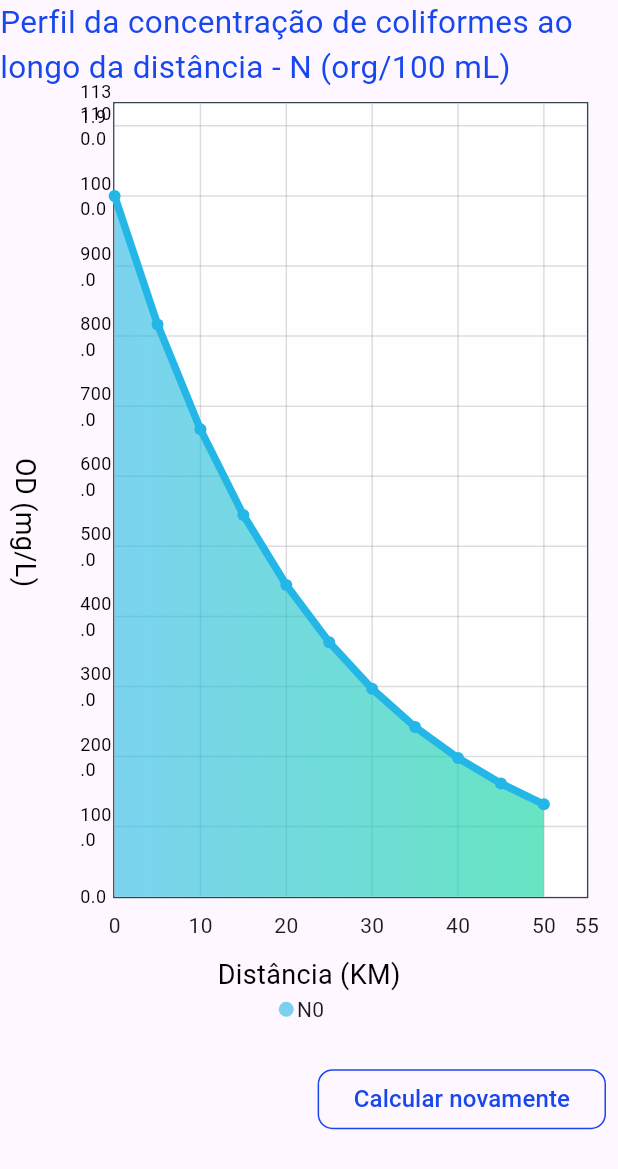
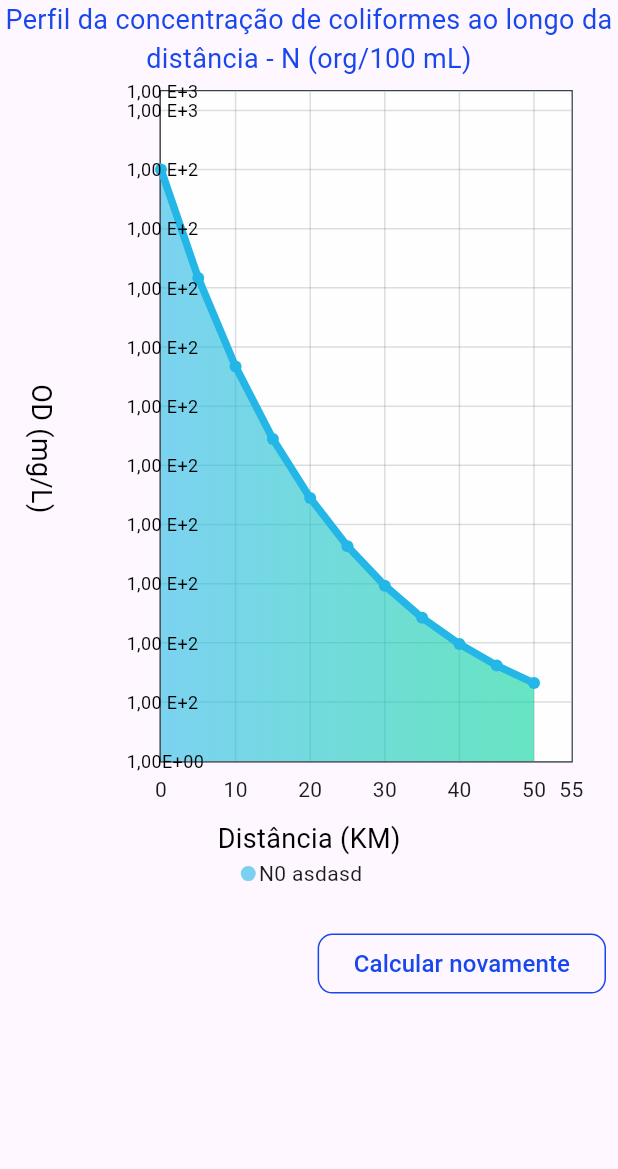
Before and after one commit to jvictorpdl/ColiCalc-mobile, a Flutter app: the DadosAdicionaisPage screen opened by its route, after a tap on "Concluir", after a tap on "Calcular", on a phone screen of 412 x 824 dp. Shown: the top 1169 px of the screen. Run offline on Flutter 3.47's test engine with Material 3 defaults, Android fonts, the phone set to English and light mode, and no system bars; drawn by our look-alikes of fl_chart; our stand-ins replace bloc, flutter_bloc, freezed_annotation, get_it.

Commit message:
mudancas bloc e pagina grafico para resultados

```diff
--- a/lib/core/bloc/global_bloc.dart
+++ b/lib/core/bloc/global_bloc.dart
@@ -39,7 +39,7 @@ class GlobalBloc extends Bloc<GlobalEvent, GlobalState> {
       qAfluente,
       nRepresa,
       nRepresaMax;
-  bool? represa = false;
+  bool represa = false;
   List<double> particoesVet = [];
   List<double> ntempoVet = [];
   List<double> kmvet = [];
@@ -106,21 +106,32 @@ class GlobalBloc extends Bloc<GlobalEvent, GlobalState> {
         }
       }
     } else {
-      // dev.log('ENTROU EM REPRESA!!!');
+      dev.log('ENTROU EM REPRESA!!!');
       qAfluente = qr! + qe!;
+      dev.log('qAfluente: ${qAfluente}');
+
       kbt = kb! * pow(teta!, (temperatura! - 20));
+      dev.log('kbt: ${kbt}');
+
       tDentencao = volume! / (qAfluente! * 86400);
+      dev.log('tDentencao: ${tDentencao}');
 
       nRepresa = nop! * (1 + (kbt! * tDentencao!));
+      dev.log('nRepresa: ${nRepresa}');
 
       if (nRepresa! > nop!) {
         nRepresaMax = nop! * (1 + kbt! * tDentencao!);
+        dev.log('nRepresaMax: ${nRepresaMax}');
+
         nep = (nRepresaMax! * (qr! + qe!) - qr! * nr!) / qe!;
+        dev.log('nep: ${nep}');
+
         eficiencia = (ne! - nep!) / ne!;
       } else {
         eficiencia = -1;
       }
     }
+    dev.log('Eficiencia: ${eficiencia}');
 
     Map<String, dynamic> resultado2 = {
       'eficiencia': convertToPercentage(eficiencia),
@@ -129,6 +140,7 @@ class GlobalBloc extends Bloc<GlobalEvent, GlobalState> {
       'kmvet': kmvet,
       'novet': novet
     };
+    // dev.log('$resultado2');
 
     return resultado2;
   }
@@ -143,27 +155,27 @@ class GlobalBloc extends Bloc<GlobalEvent, GlobalState> {
 
   void setupTest() {
     qr = 0.651;
+    nr = 10;
+    volume = 5000000;
     qe = 0.114;
+    ne = 50000000;
+    nop = 1000;
     temperatura = 23;
+    distancia = 50000;
+    velocidade = 0.35;
+    kb = 1;
+    teta = 1.07;
+    particoes = 10;
     no = 0;
-    nop = 1000;
-    nr = 10;
-    ne = 50000000;
     ntempo = 0;
     nep = 0;
-    kb = 1;
     kbt = 0;
-    teta = 1.07;
     eficiencia = 0;
     tempo = 0;
-    velocidade = 0.35;
-    distancia = 50000;
-    particoes = 10;
     classLimit = 0;
     represa = false;
     tRepresa = 0;
     tDentencao = 0;
-    volume = 5000000;
     qAfluente = 0;
     nRepresa = 0;
     nRepresaMax = 0;
--- a/lib/ui/pages/grafico/grafico.dart
+++ b/lib/ui/pages/grafico/grafico.dart
@@ -1,6 +1,8 @@
 import 'dart:math';
-
+import 'package:auto_depura/core/bloc/global_bloc.dart';
+import 'package:auto_depura/core/services/service_locator.dart';
 import 'package:auto_depura/ui/pages/grafico/line_titles.dart';
+import 'package:auto_depura/ui/pages/widgets/custom_card.dart';
 import 'package:auto_depura/ui/theme/app_theme.dart';
 import 'package:fl_chart/fl_chart.dart';
 import 'package:flutter/material.dart';
@@ -18,6 +20,8 @@ class GraficoPage extends StatefulWidget {
 }
 
 class _GraficoPageState extends State<GraficoPage> {
+  double maxX = 0, maxY = 0;
+  double minX = 0, minY = 0;
   List<FlSpot> generateN0Data() {
     List<FlSpot> data = [];
     List<double> x = widget.results["kmvet"];
@@ -48,20 +52,33 @@ class _GraficoPageState extends State<GraficoPage> {
     return (x[1], minY);
   }
 
+  final GlobalBloc bloc = serviceLocator<GlobalBloc>();
+
   @override
   Widget build(BuildContext context) {
-    var (maxX, maxY) = calculateGraphProportions();
-    var (minX, minY) = calculateDelta();
+    if (!bloc.represa) {
+      var resultProportions = calculateGraphProportions();
+      var resultDelta = calculateDelta();
+      maxX = resultProportions.$1;
+      maxY = resultProportions.$2;
+      minX = resultDelta.$1;
+      minY = resultDelta.$2;
+
+      // (maxX, maxY) = calculateGraphProportions();
+      // (minX, minY) = calculateDelta();
       calculateDelta();
+    }
     return Scaffold(
       body: SafeArea(
         child: Column(
           children: [
-            Column(
+            !bloc.represa
+                ? Column(
                     children: [
                       Text(
                         "Perfil da concentração de coliformes ao longo da distância - N (org/100 mL)",
-                  style: AppTextStyles.h1,
+                        style: AppTextStyles.titleGraph,
+                        textAlign: TextAlign.center,
                       ),
                       Row(
                         mainAxisAlignment: MainAxisAlignment.spaceAround,
@@ -71,8 +88,8 @@ class _GraficoPageState extends State<GraficoPage> {
                             child: Text("OD (mg/L)", style: AppTextStyles.h2),
                           ),
                           Container(
-                      height: MediaQuery.of(context).size.height * .7,
-                      width: MediaQuery.of(context).size.width * .9,
+                            height: MediaQuery.of(context).size.height * .6,
+                            width: MediaQuery.of(context).size.width * .8,
                             padding: const EdgeInsets.symmetric(
                               horizontal: 16,
                               vertical: 8,
@@ -88,12 +105,14 @@ class _GraficoPageState extends State<GraficoPage> {
                                 titlesData: LineTitles.getTitleData(),
                                 gridData: FlGridData(
                                   show: true,
-                            getDrawingHorizontalLine: (value) => const FlLine(
+                                  getDrawingHorizontalLine: (value) =>
+                                      const FlLine(
                                     color: Color.fromARGB(68, 121, 131, 141),
                                     strokeWidth: 1,
                                   ),
                                   drawVerticalLine: true,
-                            getDrawingVerticalLine: (value) => const FlLine(
+                                  getDrawingVerticalLine: (value) =>
+                                      const FlLine(
                                     color: Color.fromARGB(68, 121, 131, 141),
                                     strokeWidth: 1,
                                   ),
@@ -133,6 +152,24 @@ class _GraficoPageState extends State<GraficoPage> {
                         style: AppTextStyles.h2,
                       )
                     ],
+                  )
+                : Column(
+                    children: [
+                      CustomCard(
+                        title:
+                            // "Valor resultante de eficiência: ${bloc.eficiencia!}",
+                            "Valor resultante de eficiência: ${convertToPercentage(bloc.eficiencia!)}",
+                        onPressed: (action) {
+                          Navigator.of(context).pushReplacementNamed("/home");
+                        },
+                        showButtons: false,
+                        height: 500,
+                        children: [
+                          const Text('Valor resultante de eficiência: '),
+                          Text('${bloc.eficiencia}')
+                        ],
+                      )
+                    ],
                   ),
             Row(
               mainAxisAlignment: MainAxisAlignment.center,
@@ -142,7 +179,7 @@ class _GraficoPageState extends State<GraficoPage> {
                   radius: 5,
                 ),
                 const SizedBox(width: 2),
-                const Text("N0"),
+                const Text("N0 asdasd"),
                 const SizedBox(width: 10),
               ],
             ),
--- a/lib/ui/pages/grafico/line_titles.dart
+++ b/lib/ui/pages/grafico/line_titles.dart
@@ -1,8 +1,18 @@
 import 'package:auto_depura/ui/theme/app_theme.dart';
 import 'package:fl_chart/fl_chart.dart';
 import 'package:flutter/material.dart';
+import 'dart:math';
 
-//sou incompetente consegui nao
+// Função para formatar os rótulos do eixo Y
+String formatYAxisLabel(double value) {
+  if (value == 0.0) return '1,00E+00';
+  int exponent = log(value) ~/ ln10;
+  double baseValue = value / pow(10, exponent);
+  String formattedCoefficient = '1,00';
+  String formattedExponentString = exponent >= 0 ? '+$exponent' : '$exponent';
+  return '$formattedCoefficient E$formattedExponentString';
+}
+
 class LineTitles {
   static getTitleData() => const FlTitlesData(
         show: true,
@@ -23,6 +33,15 @@ class LineTitles {
 
   static Widget leftTitles(double value, TitleMeta meta) {
     TextStyle style = AppTextStyles.h3.copyWith(fontSize: 12);
-    return Text(value.toStringAsFixed(1), style: style);
+    return Padding(
+      padding: const EdgeInsets.only(right: 5.0),
+      child: Text(
+        formatYAxisLabel(value),
+        style: style,
+        overflow: TextOverflow.visible, // Garante que o texto não será cortado
+        softWrap:
+            false, // Garante que o texto não será quebrado em várias linhas
+      ),
+    );
   }
 }
```
Lines whose indentation alone changed are shown as unchanged.
